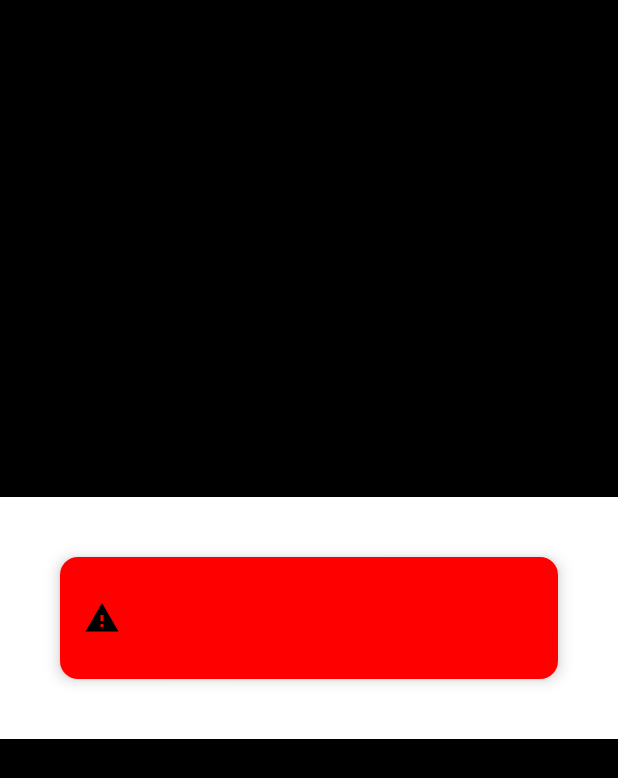
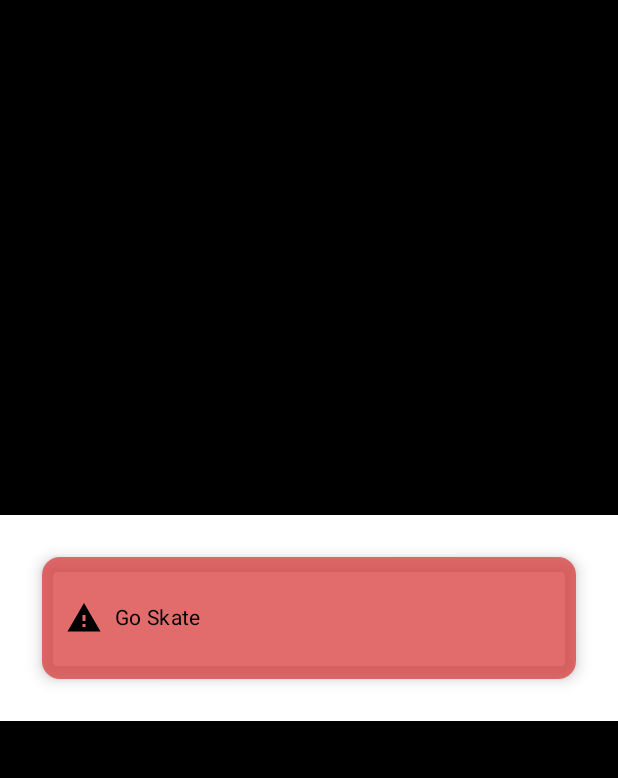
Before and after one commit to erisg/GoSkateCompose, an Android app built with Jetpack Compose: the @Preview function AdviceFailurePreview, on a phone screen of 412 x 824 dp. Shown: the top 778 px of the screen. Run offline under Robolectric (Android 15) with nearby library versions, the phone set to English and light mode, and no system bars.

Commit message:
-visual changes in login

```diff
--- a/app/src/main/java/com/goskate/goskate/ui/components/AdviceFailure.kt
+++ b/app/src/main/java/com/goskate/goskate/ui/components/AdviceFailure.kt
@@ -3,11 +3,11 @@ package com.goskate.goskate.ui.components
 import androidx.annotation.StringRes
 import androidx.compose.foundation.Image
 import androidx.compose.foundation.background
-import androidx.compose.foundation.layout.Column
 import androidx.compose.foundation.layout.Row
 import androidx.compose.foundation.layout.fillMaxWidth
 import androidx.compose.foundation.layout.height
 import androidx.compose.foundation.layout.padding
+import androidx.compose.foundation.layout.wrapContentSize
 import androidx.compose.material.icons.Icons
 import androidx.compose.material.icons.filled.Warning
 import androidx.compose.material3.Snackbar
@@ -17,44 +17,45 @@ import androidx.compose.ui.Alignment
 import androidx.compose.ui.Modifier
 import androidx.compose.ui.graphics.Color
 import androidx.compose.ui.res.stringResource
+import androidx.compose.ui.text.style.TextAlign
 import androidx.compose.ui.tooling.preview.Preview
 import androidx.compose.ui.unit.dp
 import androidx.compose.ui.unit.sp
 import com.goskate.goskate.R
 import com.goskate.goskate.ui.theme.GoSkateTheme
 import com.goskate.goskate.ui.theme.Shapes
+import com.goskate.goskate.ui.theme.black
 
 @Composable
 fun AdviceFailureComponent(@StringRes title: Int, modifier: Modifier = Modifier) {
-    Column(
-        modifier = modifier
-            .fillMaxWidth()
-            .padding(24.dp),
-        horizontalAlignment = Alignment.CenterHorizontally
-    ) {
     Snackbar(
         modifier = Modifier
             .fillMaxWidth()
+            .padding(12.dp)
             .height(81.dp),
         shape = Shapes.medium,
-            containerColor = Color.Red,
-            contentColor = Color.Red
+        containerColor = com.goskate.goskate.ui.theme.error,
+        contentColor = com.goskate.goskate.ui.theme.error,
     ) {
         Row(
-                modifier = Modifier.background(shape = Shapes.medium, color = Color.Red),
-                verticalAlignment = Alignment.CenterVertically
+            modifier = Modifier
+                .fillMaxWidth()
+                .background(shape = Shapes.medium, color = Color.Transparent),
+            verticalAlignment = Alignment.CenterVertically,
         ) {
             Image(
                 imageVector = Icons.Default.Warning,
-                    contentDescription = "failure"
+                contentDescription = "failure",
             )
             Text(
                 text = stringResource(id = title),
-                    modifier = Modifier.padding(start = 8.dp),
+                modifier = Modifier
+                    .wrapContentSize()
+                    .padding(start = 8.dp),
                 fontSize = 14.sp,
-                    color = Color.Red
+                color = black,
+                textAlign = TextAlign.Center,
             )
-            }
         }
     }
 }
--- a/app/src/main/java/com/goskate/goskate/ui/components/ButtonComponent.kt
+++ b/app/src/main/java/com/goskate/goskate/ui/components/ButtonComponent.kt
@@ -5,6 +5,8 @@ import androidx.compose.material3.Button
 import androidx.compose.material3.ButtonDefaults
 import androidx.compose.material3.Text
 import androidx.compose.runtime.Composable
+import androidx.compose.runtime.mutableStateOf
+import androidx.compose.runtime.remember
 import androidx.compose.ui.Modifier
 import androidx.compose.ui.unit.dp
 import com.goskate.goskate.ui.theme.Purple40
--- a/app/src/main/java/com/goskate/goskate/ui/screen/login/LoginScreen.kt
+++ b/app/src/main/java/com/goskate/goskate/ui/screen/login/LoginScreen.kt
@@ -281,7 +281,7 @@ fun LoginScreen(navController: NavController) {
                     modifier = Modifier
                         .padding(top = 10.dp)
                         .fillMaxWidth(),
-                    fontSize = 12.sp,
+                    fontSize = 10.sp,
                     textAlign = TextAlign.Center,
                     fontWeight = FontWeight.Bold,
                 )
--- a/app/src/main/java/com/goskate/goskate/ui/theme/Color.kt
+++ b/app/src/main/java/com/goskate/goskate/ui/theme/Color.kt
@@ -13,3 +13,4 @@ val BlueDark10 = Color(0xB51B8FFC)
 val white = Color(0xFFFFFFFF)
 val black = Color(0xFF000000)
 val gray = Color(0xFFE4E3E3)
+val error = Color(0xBFD83B3B)
--- a/app/src/main/java/com/goskate/goskate/ui/theme/Theme.kt
+++ b/app/src/main/java/com/goskate/goskate/ui/theme/Theme.kt
@@ -1,23 +1,9 @@
 package com.goskate.goskate.ui.theme
 
 import androidx.compose.foundation.isSystemInDarkTheme
-import androidx.compose.foundation.shape.RoundedCornerShape
 import androidx.compose.material3.MaterialTheme
-import androidx.compose.material3.MaterialTheme.colorScheme
-import androidx.compose.material3.darkColorScheme
 import androidx.compose.material3.lightColorScheme
 import androidx.compose.runtime.Composable
-import androidx.compose.ui.unit.dp
-
-private val DarkColorScheme = darkColorScheme(
-    primary = Purple80,
-    secondary = PurpleGrey80,
-    tertiary = Pink80,
-)
-
-private val LightColorScheme = lightColorScheme(
-    primary = Purple40,
-)
 
 @Composable
 fun GoSkateTheme(
@@ -27,9 +13,9 @@ fun GoSkateTheme(
     content: @Composable () -> Unit,
 ) {
     MaterialTheme(
-        colorScheme = colorScheme,
+        colorScheme = lightColorScheme().copy(background = white),
         typography = Typography,
         content = content,
-        shapes = MaterialTheme.shapes.copy(extraSmall = RoundedCornerShape(12.dp)),
+        shapes = Shapes,
     )
 }
```
Also changed, not shown: app/src/main/java/com/goskate/goskate/ui/MainActivity.kt (+10 -1 lines), app/src/main/java/com/goskate/goskate/ui/components/SpinnerComponent.kt (+6 -2 lines), app/src/main/java/com/goskate/goskate/ui/navigation/Navigation.kt (+7 -1 lines), app/src/main/java/com/goskate/goskate/ui/screen/login/SigInScreen.kt (+80 -45 lines), app/src/main/res/values/strings.xml (+10 -0 lines), 1 other file. Lines whose indentation alone changed are shown as unchanged.
